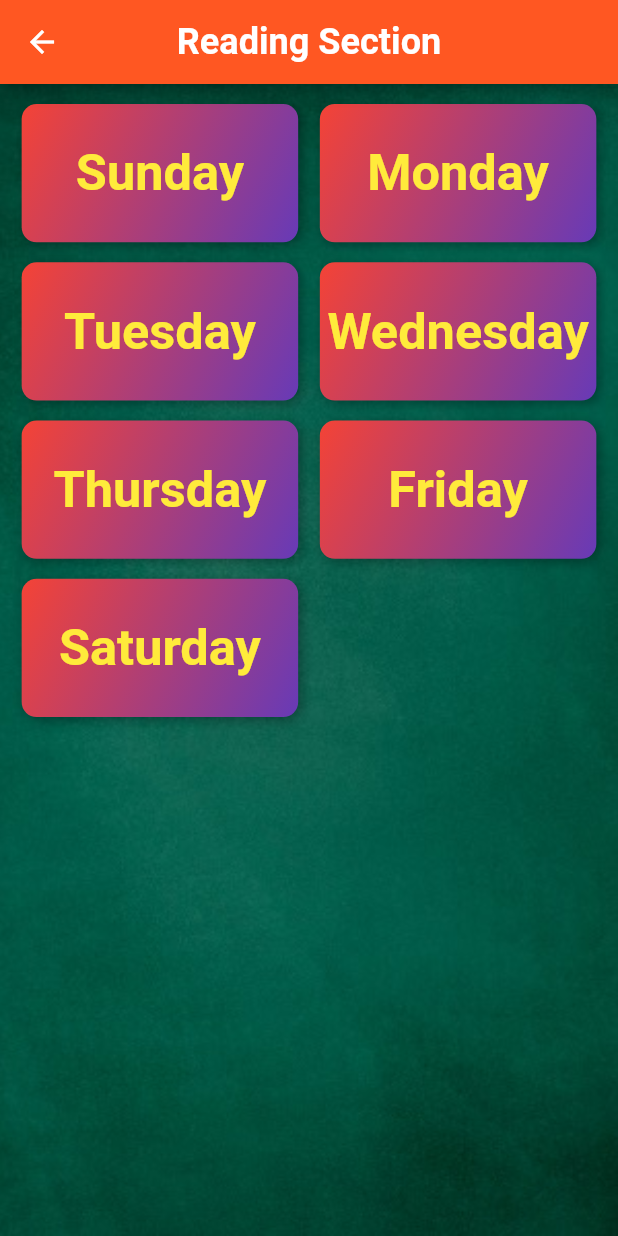
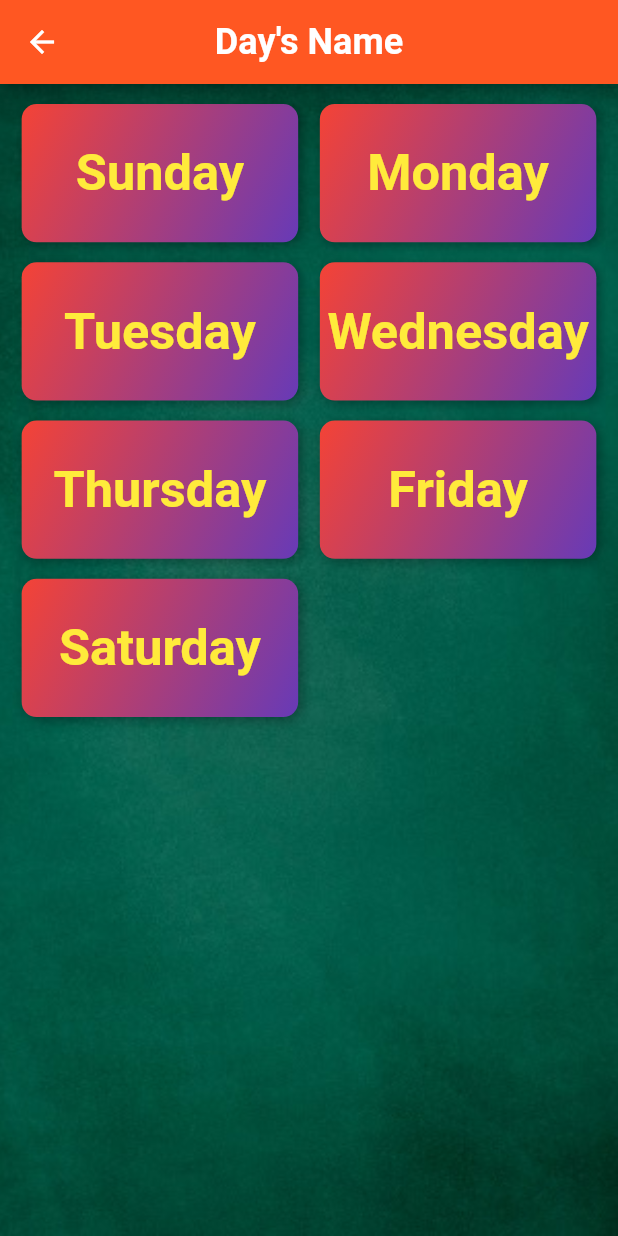
Before and after one commit to NasShihab/kids_time, a Flutter app: the ReadingPage screen opened by its route, after a tap on an icon or button, on a phone screen of 412 x 824 dp. Run offline on Flutter 3.47's test engine with Material 2 defaults, Android fonts, the phone set to English and light mode, and no system bars; our stand-ins replace flutter_screenutil, get, google_fonts.

Commit message:
reading page 1.21

```diff
--- a/lib/dashboard/category/reading/days_month_names.dart
+++ b/lib/dashboard/category/reading/days_month_names.dart
@@ -4,9 +4,14 @@ import 'package:google_fonts/google_fonts.dart';
 import 'package:kids_time/dashboard/category/reading/data/reading_data.dart';
 
 class DaysName extends StatelessWidget {
-  const DaysName({Key? key, required this.dataList}) : super(key: key);
+  const DaysName({
+    Key? key,
+    required this.dataList,
+    required this.appBarTitle,
+  }) : super(key: key);
 
   final List dataList;
+  final String appBarTitle;
 
   @override
   Widget build(BuildContext context) {
@@ -21,7 +26,7 @@ class DaysName extends StatelessWidget {
         backgroundColor: Colors.transparent,
         appBar: AppBar(
           centerTitle: true,
-          title: const Text('Reading Section'),
+          title: Text(appBarTitle),
         ),
         body: SafeArea(
           child: Padding(
--- a/lib/dashboard/category/reading/reading_page.dart
+++ b/lib/dashboard/category/reading/reading_page.dart
@@ -30,7 +30,7 @@ class ReadingPage extends StatelessWidget {
                   Navigator.of(context).push(
                     MaterialPageRoute(
                       builder: (BuildContext context) => DaysName(
-                        dataList: monthNames,
+                        dataList: monthNames, appBarTitle: 'Month\'s Name',
                       ),
                     ),
                   );
@@ -42,7 +42,7 @@ class ReadingPage extends StatelessWidget {
                   Navigator.of(context).push(
                     MaterialPageRoute(
                       builder: (BuildContext context) => DaysName(
-                        dataList: dayNames,
+                        dataList: dayNames, appBarTitle: 'Day\'s Name',
                       ),
                     ),
                   );
```
